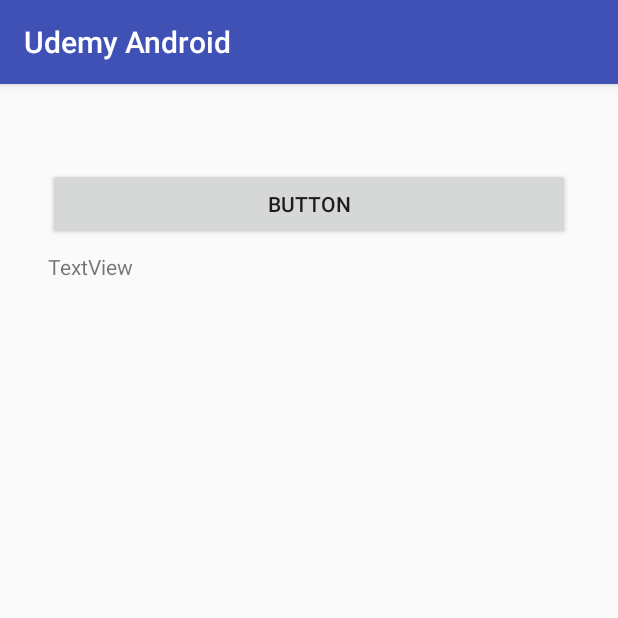
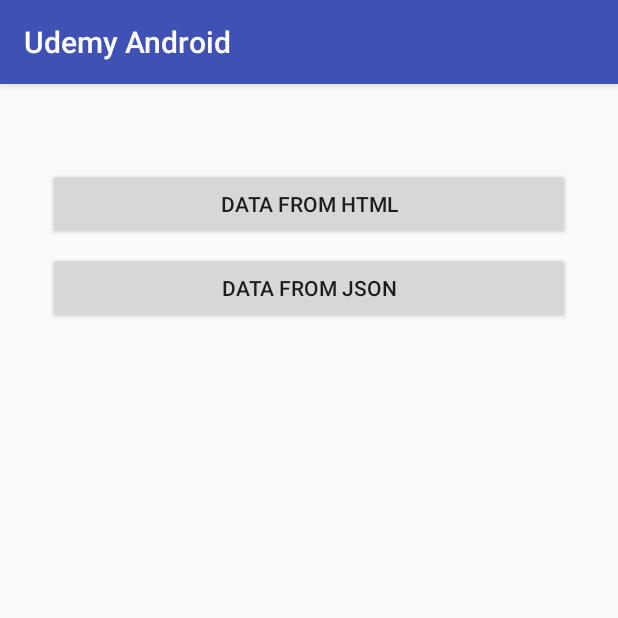
Before and after one commit to migellal/UdemyAndroid, an Android app: the ApiActivity screen opened directly, with no data from a screen before it, on a phone screen of 412 x 824 dp, the top half of it. Run offline under Robolectric (Android 15) with nearby library versions, the phone set to English and light mode, and no system bars; our stand-ins replace ButterKnife, Volley.

```diff
--- a/app/build.gradle
+++ b/app/build.gradle
@@ -27,6 +27,8 @@ dependencies {
     compile 'com.android.support:appcompat-v7:26.+'
     compile 'com.android.support.constraint:constraint-layout:1.0.2'
     compile 'com.android.support:design:26.+'
+    compile 'com.android.volley:volley:1.0.0'
+    compile group: 'com.google.code.gson', name: 'gson', version: '2.3.1'
     compile 'com.jakewharton:butterknife:8.8.1'
     testCompile 'junit:junit:4.12'
     annotationProcessor 'com.jakewharton:butterknife-compiler:8.8.1'
--- a/app/src/main/AndroidManifest.xml
+++ b/app/src/main/AndroidManifest.xml
@@ -2,6 +2,7 @@
 <manifest xmlns:android="http://schemas.android.com/apk/res/android"
     package="com.udemy.michalgellert.udemyandroid">
 
+    <uses-permission android:name="android.permission.INTERNET" />
     <application
         android:allowBackup="true"
         android:icon="@mipmap/ic_launcher"
--- a/app/src/main/java/com/udemy/michalgellert/udemyandroid/ApiActivity.java
+++ b/app/src/main/java/com/udemy/michalgellert/udemyandroid/ApiActivity.java
@@ -8,6 +8,23 @@ import android.widget.Button;
 import android.widget.ProgressBar;
 import android.widget.TextView;
 
+import com.android.volley.Request;
+import com.android.volley.RequestQueue;
+import com.android.volley.Response;
+import com.android.volley.VolleyError;
+import com.android.volley.toolbox.JsonArrayRequest;
+import com.android.volley.toolbox.StringRequest;
+import com.android.volley.toolbox.Volley;
+import com.google.gson.Gson;
+import com.udemy.michalgellert.udemyandroid.model.User;
+
+import org.json.JSONArray;
+import org.json.JSONException;
+import org.json.JSONObject;
+
+import java.util.ArrayList;
+import java.util.List;
+
 import butterknife.BindView;
 import butterknife.ButterKnife;
 
@@ -15,10 +32,13 @@ public class ApiActivity extends AppCompatActivity {
 
     @BindView(R.id.progressBar)
     ProgressBar progressBar;
-    @BindView(R.id.button)
-    Button button;
-    @BindView(R.id.textView)
-    TextView textView;
+    @BindView(R.id.htmlDataButton)
+    Button htmlDataButton;
+    @BindView(R.id.resultTextView)
+    TextView resultTextView;
+    @BindView(R.id.jsonDataButton)
+    Button jsonDataButton;
+    private RequestQueue requestQueue;
 
     @Override
     protected void onCreate(Bundle savedInstanceState) {
@@ -26,13 +46,57 @@ public class ApiActivity extends AppCompatActivity {
         setContentView(R.layout.activity_api);
         ButterKnife.bind(this);
         progressBar.setVisibility(View.INVISIBLE);
-        button.setOnClickListener(new View.OnClickListener() {
+        requestQueue = Volley.newRequestQueue(this);
+        htmlDataButton.setOnClickListener(new View.OnClickListener() {
             @Override
             public void onClick(View v) {
-                new ThreadClass().execute("URL", "URL2", "URL3");
+                StringRequest stringRequest = new StringRequest(Request.Method.GET, "https://www.google.pl/",
+                        new Response.Listener<String>() {
+                            @Override
+                            public void onResponse(String response) {
+                                resultTextView.setText(response);
+                            }
+                        },
+                        new Response.ErrorListener() {
+                            @Override
+                            public void onErrorResponse(VolleyError error) {
+                                resultTextView.setText("!!!");
+                            }
+                        });
+                requestQueue.add(stringRequest);
             }
         });
-
+        final String jsonUrl = "https://jsonplaceholder.typicode.com/users/";
+        final List<User> users = new ArrayList<>();
+        jsonDataButton.setOnClickListener(new View.OnClickListener() {
+            @Override
+            public void onClick(View v) {
+                JsonArrayRequest jar = new JsonArrayRequest(jsonUrl,
+                        new Response.Listener<JSONArray>() {
+                            @Override
+                            public void onResponse(JSONArray response) {
+                                for (int i = 0; i < response.length(); i++) {
+                                    try {
+                                        JSONObject user = (JSONObject) response.get(i);
+                                        Gson gson = new Gson();
+                                        User u = gson.fromJson(user.toString(), User.class);
+                                        users.add(u);
+                                    } catch (JSONException e) {
+                                        e.printStackTrace();
+                                    }
+                                }
+                                resultTextView.setText(users.get(0).getName());
+                            }
+                        },
+                        new Response.ErrorListener() {
+                            @Override
+                            public void onErrorResponse(VolleyError error) {
+                                resultTextView.setText("!!!");
+                            }
+                        });
+                requestQueue.add(jar);
+            }
+        });
     }
 
     private class ThreadClass extends AsyncTask<String, Integer, Float> {
@@ -41,7 +105,7 @@ public class ApiActivity extends AppCompatActivity {
         protected void onPreExecute() {
             progressBar.setVisibility(View.VISIBLE);
             progressBar.setMax(100);
-            textView.setText("" + System.currentTimeMillis());
+            // textView.setText("" + System.currentTimeMillis());
             super.onPreExecute();
         }
 
@@ -66,7 +130,7 @@ public class ApiActivity extends AppCompatActivity {
         @Override
         protected void onPostExecute(Float f) {
             progressBar.setVisibility(View.INVISIBLE);
-            textView.setText(textView.getText() + "   " + "" + System.currentTimeMillis());
+            // textView.setText(textView.getText() + "   " + "" + System.currentTimeMillis());
             super.onPostExecute(f);
         }
 
--- a/app/src/main/res/layout/activity_api.xml
+++ b/app/src/main/res/layout/activity_api.xml
@@ -19,27 +19,39 @@
         android:layout_marginTop="32dp" />
 
     <Button
-        android:id="@+id/button"
+        android:id="@+id/htmlDataButton"
         android:layout_width="0dp"
         android:layout_height="wrap_content"
-        android:text="Button"
+        android:layout_marginLeft="0dp"
+        android:layout_marginRight="0dp"
         android:layout_marginTop="8dp"
-        app:layout_constraintTop_toBottomOf="@+id/progressBar"
-        android:layout_marginRight="0dp"
+        android:text="@string/html_button"
+        app:layout_constraintHorizontal_bias="0.0"
+        app:layout_constraintLeft_toLeftOf="@+id/progressBar"
         app:layout_constraintRight_toRightOf="@+id/progressBar"
-        android:layout_marginLeft="0dp"
-        app:layout_constraintLeft_toLeftOf="@+id/progressBar"
-        app:layout_constraintHorizontal_bias="0.0" />
+        app:layout_constraintTop_toBottomOf="@+id/progressBar" />
 
     <TextView
-        android:id="@+id/textView"
+        android:id="@+id/resultTextView"
         android:layout_width="0dp"
         android:layout_height="wrap_content"
-        android:text="TextView"
+        android:layout_marginLeft="0dp"
+        android:layout_marginRight="0dp"
         android:layout_marginTop="8dp"
-        app:layout_constraintTop_toBottomOf="@+id/button"
+        app:layout_constraintLeft_toLeftOf="@+id/jsonDataButton"
+        app:layout_constraintRight_toRightOf="@+id/jsonDataButton"
+        app:layout_constraintTop_toBottomOf="@+id/jsonDataButton" />
+
+    <Button
+        android:id="@+id/jsonDataButton"
+        android:layout_width="0dp"
+        android:layout_height="wrap_content"
         android:layout_marginLeft="0dp"
-        app:layout_constraintLeft_toLeftOf="@+id/progressBar"
         android:layout_marginRight="0dp"
-        app:layout_constraintRight_toRightOf="@+id/progressBar" />
+        android:layout_marginTop="8dp"
+        android:text="@string/json_button"
+        app:layout_constraintHorizontal_bias="0.0"
+        app:layout_constraintLeft_toLeftOf="@+id/htmlDataButton"
+        app:layout_constraintRight_toRightOf="@+id/htmlDataButton"
+        app:layout_constraintTop_toBottomOf="@+id/htmlDataButton" />
 </android.support.constraint.ConstraintLayout>
--- a/app/src/main/res/values/strings.xml
+++ b/app/src/main/res/values/strings.xml
@@ -5,5 +5,7 @@
     <string name="draw_button">Draw</string>
     <string name="api_button">API</string>
     <string name="view_button">View</string>
+    <string name="html_button">Data from HTML</string>
+    <string name="json_button">Data from JSON</string>
     <string name="title_activity_shopping_list">Shopping list</string>
 </resources>
```
Also changed, not shown: app/src/main/java/com/udemy/michalgellert/udemyandroid/model/Address.java (added, +88 -0 lines), app/src/main/java/com/udemy/michalgellert/udemyandroid/model/Company.java (added, +62 -0 lines), app/src/main/java/com/udemy/michalgellert/udemyandroid/model/Geo.java (added, +49 -0 lines), app/src/main/java/com/udemy/michalgellert/udemyandroid/model/User.java (added, +127 -0 lines), 1 other file.
